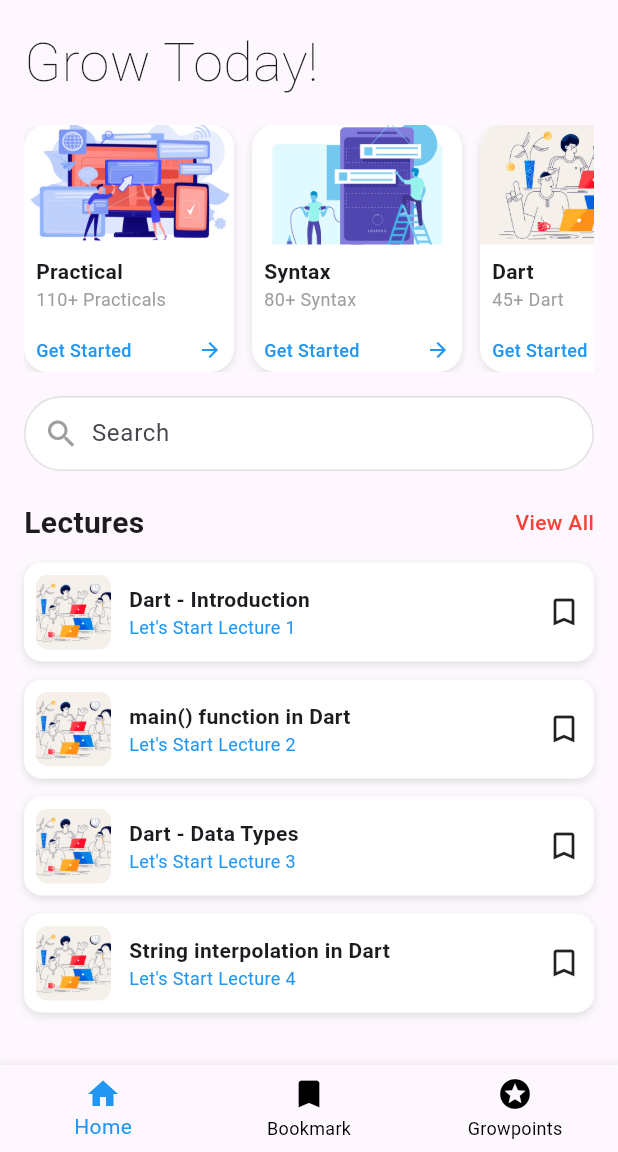
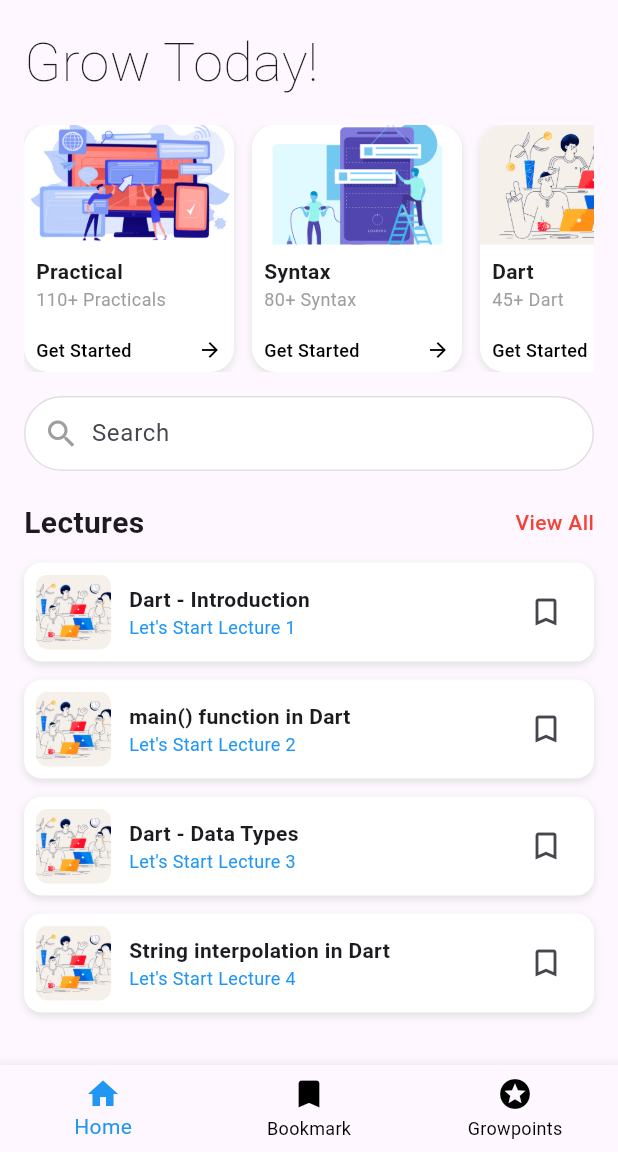
Before and after one commit to nemo-arjuna/Devgrow_app, a Flutter app: the screen it shows after launch, on a phone screen of 412 x 824 dp, the part 84-1236 px from its top. Run offline on Flutter 3.47's test engine with Material 3 defaults, Android fonts, the phone set to English and light mode, and no system bars.

Commit message:
progress day 2

```diff
--- a/lib/screens/home_screen.dart
+++ b/lib/screens/home_screen.dart
@@ -1,4 +1,5 @@
 import 'package:flutter/material.dart';
+import 'bookmark_screen.dart';
 
 class HomeScreen extends StatelessWidget {
   const HomeScreen({super.key});
@@ -11,40 +12,29 @@ class HomeScreen extends StatelessWidget {
           padding: EdgeInsets.zero,
           children: [
             const DrawerHeader(
-              decoration: BoxDecoration(
-                color: Colors.white,
-              ),
+              decoration: BoxDecoration(color: Colors.white),
               child: Align(
                 alignment: Alignment.bottomLeft,
                 child: Text(
                   "DevGrow",
-                  style: TextStyle(
-                    fontWeight: FontWeight.bold,
-                    fontSize: 26,
-                  ),
+                  style: TextStyle(fontWeight: FontWeight.bold, fontSize: 26),
                 ),
               ),
             ),
             ListTile(
               leading: const Icon(Icons.star_border),
               title: const Text("Rate Us"),
-              onTap: () {
-                Navigator.pop(context);
-              },
+              onTap: () => Navigator.pop(context),
             ),
             ListTile(
               leading: const Icon(Icons.info_outlined),
               title: const Text("About us"),
-              onTap: () {
-                Navigator.pop(context);
-              },
+              onTap: () => Navigator.pop(context),
             ),
             ListTile(
               leading: const Icon(Icons.menu_book),
-              title: const Text("Teams and Conditions"),
-              onTap: () {
-                Navigator.pop(context);
-              },
+              title: const Text("Terms and Conditions"),
+              onTap: () => Navigator.pop(context),
             ),
           ],
         ),
@@ -52,8 +42,8 @@ class HomeScreen extends StatelessWidget {
       appBar: AppBar(
         elevation: 0,
         backgroundColor: Colors.white,
-        title: Row(
-          children: const [
+        title: const Row(
+          children: [
             Text(
               "DevGrow",
               style: TextStyle(
@@ -160,21 +150,25 @@ class HomeScreen extends StatelessWidget {
 
             // Lecture List
             buildLectureItem(
+              context,
               "lib/assets/dart.jpg",
               "Dart - Introduction",
               "Let's Start Lecture 1",
             ),
             buildLectureItem(
+              context,
               "lib/assets/dart.jpg",
               "main() function in Dart",
               "Let's Start Lecture 2",
             ),
             buildLectureItem(
+              context,
               "lib/assets/dart.jpg",
               "Dart - Data Types",
               "Let's Start Lecture 3",
             ),
             buildLectureItem(
+              context,
               "lib/assets/dart.jpg",
               "String interpolation in Dart",
               "Let's Start Lecture 4",
@@ -182,11 +176,19 @@ class HomeScreen extends StatelessWidget {
           ],
         ),
       ),
-
-      // Bottom Navigation
       bottomNavigationBar: BottomNavigationBar(
         selectedItemColor: Colors.blue,
         unselectedItemColor: Colors.black,
+        currentIndex: 0,
+        onTap: (index) {
+          if (index == 1) {
+            Navigator.push(
+              context,
+              MaterialPageRoute(builder: (context) => const BookmarkScreen()),
+            );
+          }
+          // Add other index handling if needed
+        },
         items: const [
           BottomNavigationBarItem(icon: Icon(Icons.home), label: "Home"),
           BottomNavigationBarItem(
@@ -256,12 +258,12 @@ class HomeScreen extends StatelessWidget {
                 Text(
                   "Get Started",
                   style: TextStyle(
-                    color: Colors.blue,
+                    color: Colors.black,
                     fontSize: 12,
                     fontWeight: FontWeight.w500,
                   ),
                 ),
-                Icon(Icons.arrow_forward, color: Colors.blue, size: 16),
+                Icon(Icons.arrow_forward, color: Colors.black, size: 16),
               ],
             ),
           ),
@@ -270,13 +272,18 @@ class HomeScreen extends StatelessWidget {
     );
   }
 
-  // Lecture Item Widget
+  // Lecture Item Widget (updated to include context parameter)
   static Widget buildLectureItem(
+    BuildContext context,
     String imgPath,
     String title,
     String subtitle,
   ) {
-    return Container(
+    return GestureDetector(
+      onTap: () {
+        // Add navigation to lecture detail if needed
+      },
+      child: Container(
         margin: const EdgeInsets.only(bottom: 12),
         padding: const EdgeInsets.all(8),
         decoration: BoxDecoration(
@@ -317,8 +324,17 @@ class HomeScreen extends StatelessWidget {
                 ],
               ),
             ),
-          const Icon(Icons.bookmark_border),
+            IconButton(
+              icon: const Icon(Icons.bookmark_border),
+              onPressed: () {
+                // Add bookmark functionality here
+                ScaffoldMessenger.of(context).showSnackBar(
+                  SnackBar(content: Text('$title bookmarked')),
+                );
+              },
+            ),
           ],
+        ),
       ),
     );
   }
```
Also changed, not shown: lib/screens/bookmark_screen.dart (added, +145 -0 lines). Lines whose indentation alone changed are shown as unchanged.
